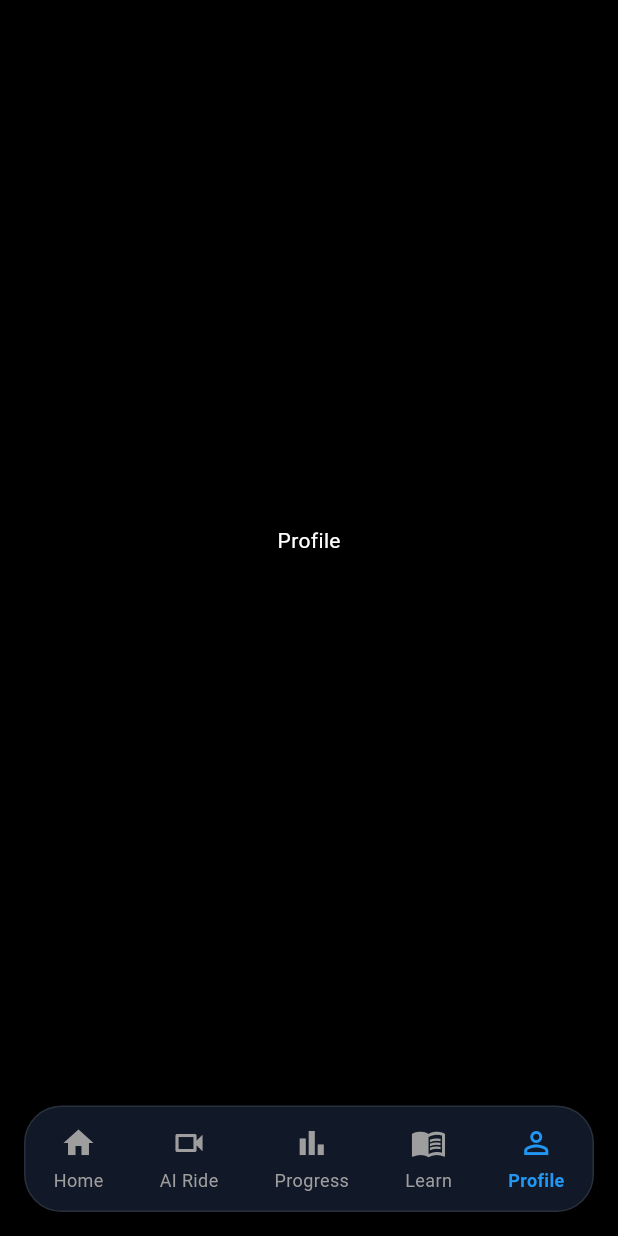
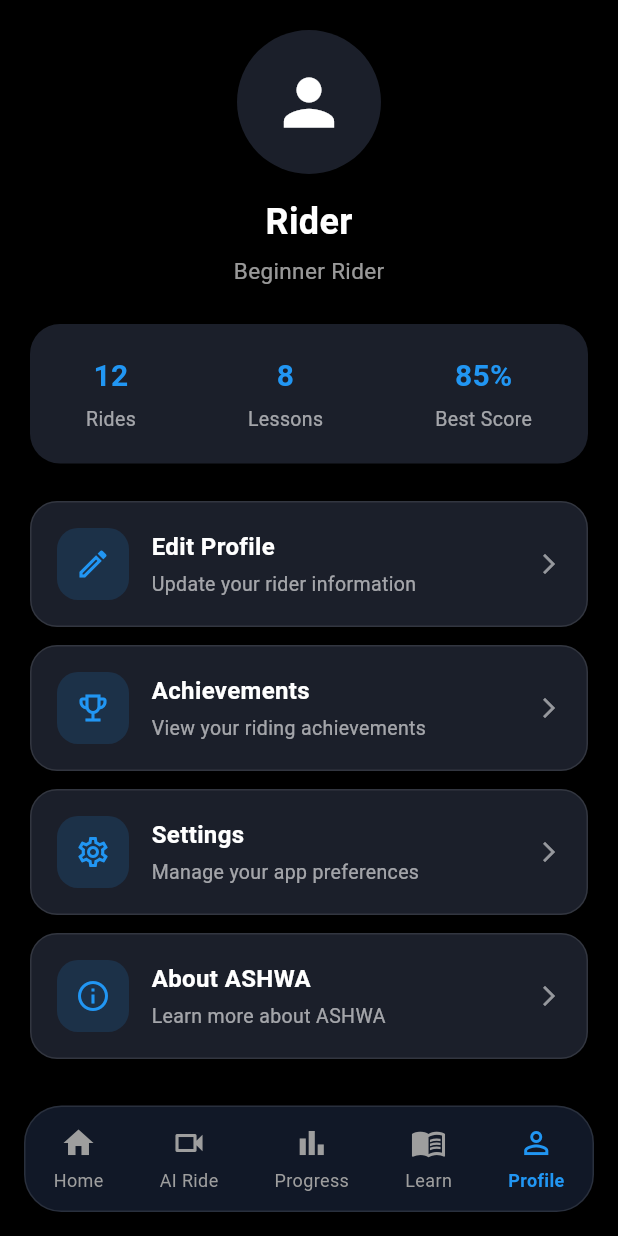
Before and after one commit to Sreenu-123/Ashwa, a Flutter app: the screen it shows after launch, item 5 of the bottom bar chosen, on a phone screen of 412 x 824 dp. Run offline on Flutter 3.47's test engine with Material 3 defaults, Android fonts, the phone set to English and light mode, and no system bars.

Commit message:
Build profile screen UI

```diff
--- a/lib/Screens/Home/profile_screen.dart
+++ b/lib/Screens/Home/profile_screen.dart
@@ -5,10 +5,171 @@ class ProfileScreen extends StatelessWidget {
 
   @override
   Widget build(BuildContext context) {
-    return const Scaffold(
+    return Scaffold(
       backgroundColor: Colors.black,
-      body: Center(
-        child: Text('Profile', style: TextStyle(color: Colors.white)),
+      body: SafeArea(
+        child: SingleChildScrollView(
+          physics: const BouncingScrollPhysics(),
+          padding: const EdgeInsets.all(20),
+          child: Column(
+            children: [
+              // Profile
+              const CircleAvatar(
+                radius: 48,
+                backgroundColor: Color(0xFF1B1F2A),
+                child: Icon(Icons.person, color: Colors.white, size: 50),
+              ),
+
+              const SizedBox(height: 15),
+
+              const Text(
+                "Rider",
+                style: TextStyle(
+                  color: Colors.white,
+                  fontSize: 24,
+                  fontWeight: FontWeight.bold,
+                ),
+              ),
+
+              const SizedBox(height: 5),
+
+              const Text(
+                "Beginner Rider",
+                style: TextStyle(color: Colors.white60, fontSize: 15),
+              ),
+
+              const SizedBox(height: 25),
+
+              // Stats
+              Container(
+                width: double.infinity,
+                padding: const EdgeInsets.symmetric(vertical: 20),
+                decoration: BoxDecoration(
+                  color: const Color(0xFF1B1F2A),
+                  borderRadius: BorderRadius.circular(20),
+                ),
+                child: Row(
+                  mainAxisAlignment: MainAxisAlignment.spaceAround,
+                  children: [
+                    profileStat("12", "Rides"),
+                    profileStat("8", "Lessons"),
+                    profileStat("85%", "Best Score"),
+                  ],
+                ),
+              ),
+
+              const SizedBox(height: 25),
+
+              // Edit Profile
+              profileOption(
+                icon: Icons.edit_outlined,
+                title: "Edit Profile",
+                subtitle: "Update your rider information",
+              ),
+
+              const SizedBox(height: 12),
+
+              // Achievements
+              profileOption(
+                icon: Icons.emoji_events_outlined,
+                title: "Achievements",
+                subtitle: "View your riding achievements",
+              ),
+
+              const SizedBox(height: 12),
+
+              // Settings
+              profileOption(
+                icon: Icons.settings_outlined,
+                title: "Settings",
+                subtitle: "Manage your app preferences",
+              ),
+
+              const SizedBox(height: 12),
+
+              // About
+              profileOption(
+                icon: Icons.info_outline,
+                title: "About ASHWA",
+                subtitle: "Learn more about ASHWA",
+              ),
+            ],
+          ),
+        ),
+      ),
+    );
+  }
+
+  Widget profileStat(String value, String label) {
+    return Column(
+      children: [
+        Text(
+          value,
+          style: const TextStyle(
+            color: Colors.blue,
+            fontSize: 20,
+            fontWeight: FontWeight.bold,
+          ),
+        ),
+        const SizedBox(height: 5),
+        Text(
+          label,
+          style: const TextStyle(color: Colors.white60, fontSize: 13),
+        ),
+      ],
+    );
+  }
+
+  Widget profileOption({
+    required IconData icon,
+    required String title,
+    required String subtitle,
+  }) {
+    return Container(
+      width: double.infinity,
+      padding: const EdgeInsets.all(17),
+      decoration: BoxDecoration(
+        color: const Color(0xFF1B1F2A),
+        borderRadius: BorderRadius.circular(18),
+        border: Border.all(color: Colors.white10),
+      ),
+      child: Row(
+        children: [
+          Container(
+            width: 48,
+            height: 48,
+            decoration: BoxDecoration(
+              color: Colors.blue.withOpacity(0.15),
+              borderRadius: BorderRadius.circular(14),
+            ),
+            child: Icon(icon, color: Colors.blue, size: 24),
+          ),
+
+          const SizedBox(width: 15),
+
+          Expanded(
+            child: Column(
+              crossAxisAlignment: CrossAxisAlignment.start,
+              children: [
+                Text(
+                  title,
+                  style: const TextStyle(
+                    color: Colors.white,
+                    fontSize: 16,
+                    fontWeight: FontWeight.bold,
+                  ),
+                ),
+                const SizedBox(height: 4),
+                Text(
+                  subtitle,
+                  style: const TextStyle(color: Colors.white60, fontSize: 13),
+                ),
+              ],
+            ),
+          ),
+
+          const Icon(Icons.arrow_forward_ios, color: Colors.white54, size: 16),
+        ],
       ),
     );
   }
```
